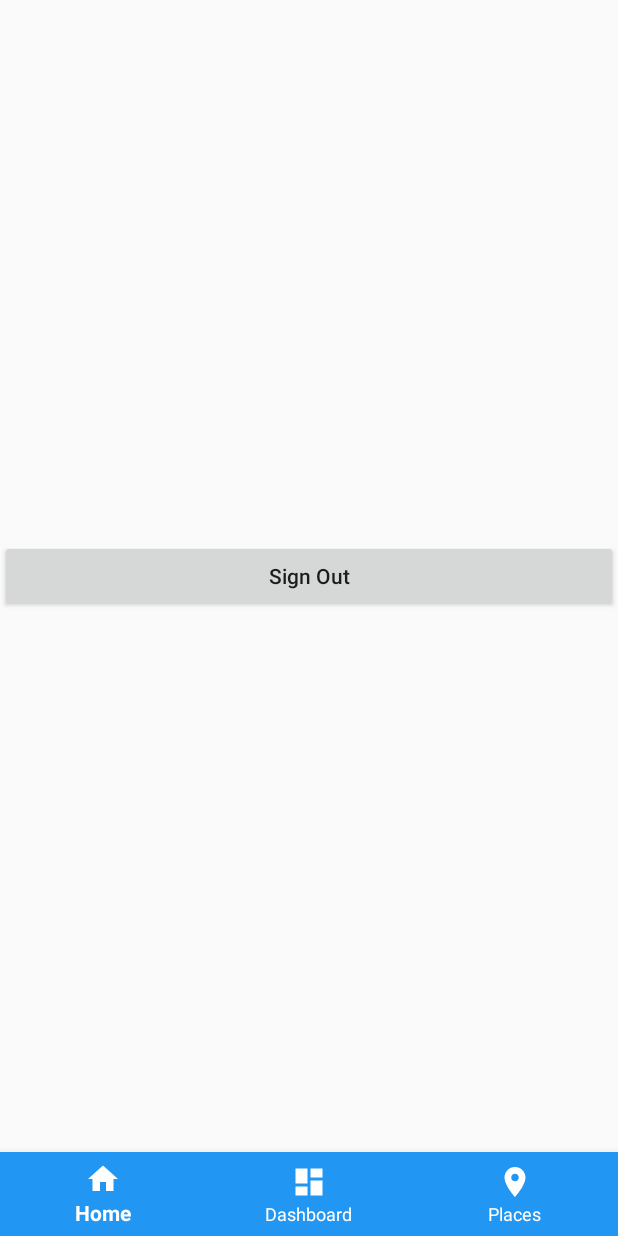
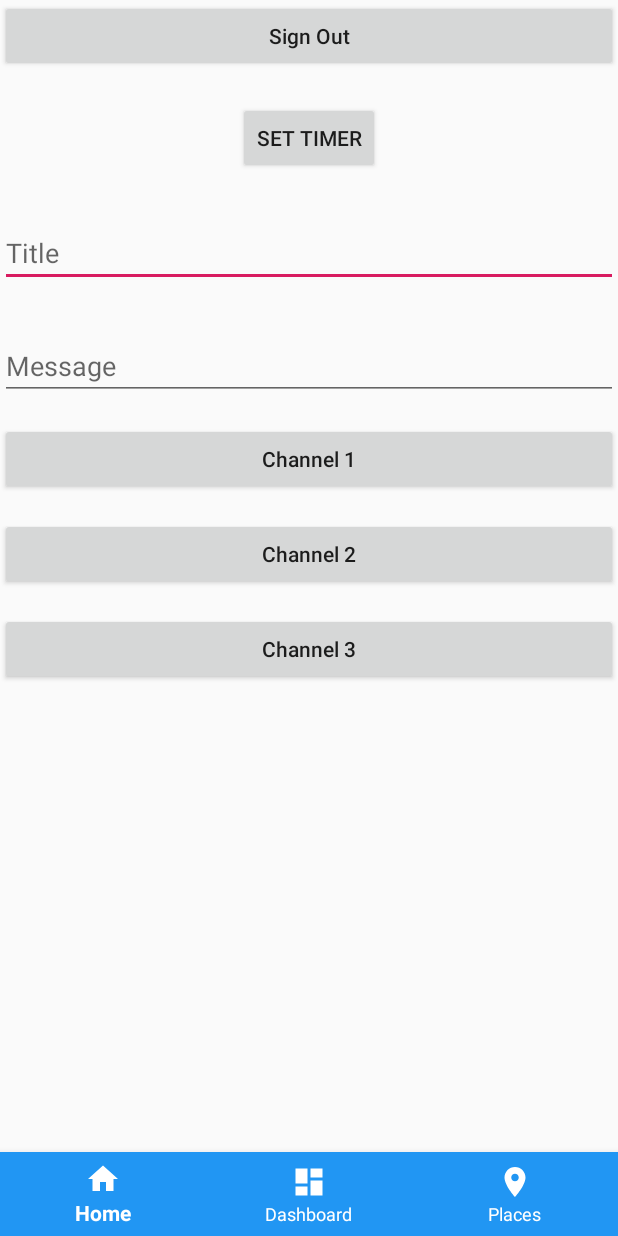
Before and after one commit to AkhilGandhi1999/FinalApp, an Android app: the screen it shows after launch once a user with an empty profile is signed in (navbar), on a phone screen of 412 x 824 dp. Run offline under Robolectric (Android 15) with nearby library versions, the phone set to English and light mode, and no system bars; our stand-ins replace Firebase (no records; nobody signed in at launch, a user with empty details on screens opened directly).

Commit message:
Fragment Fixed

```diff
--- a/app/build.gradle
+++ b/app/build.gradle
@@ -30,7 +30,8 @@ dependencies {
     implementation 'androidx.vectordrawable:vectordrawable:1.1.0'
     implementation 'androidx.navigation:navigation-fragment:2.1.0'
     implementation 'androidx.navigation:navigation-ui:2.1.0'
-    implementation 'com.google.android.gms:play-services-maps:17.0.0'
+    implementation 'com.google.android.gms:play-services-maps:16.1.0'
+    implementation 'com.google.android.gms:play-services-location:17.0.0'
     implementation 'androidx.lifecycle:lifecycle-extensions:2.1.0'
     testImplementation 'junit:junit:4.12'
     androidTestImplementation 'androidx.test:runner:1.2.0'
--- a/app/src/main/java/com/example/finalapp/HomeFragment.java
+++ b/app/src/main/java/com/example/finalapp/HomeFragment.java
@@ -1,37 +1,102 @@
 package com.example.finalapp;
 
+
+import android.app.TimePickerDialog;
 import android.content.Intent;
+import android.graphics.Bitmap;
+import android.graphics.BitmapFactory;
+
 import android.os.Bundle;
 import android.view.LayoutInflater;
 import android.view.View;
 import android.view.ViewGroup;
 import android.widget.Button;
+import android.widget.EditText;
 
+import androidx.core.app.NotificationManagerCompat;
+import androidx.fragment.app.DialogFragment;
 import androidx.fragment.app.Fragment;
+
 
 import com.google.firebase.auth.FirebaseAuth;
 
-public class HomeFragment extends Fragment implements View.OnClickListener {
+
+
+public class HomeFragment extends Fragment   {
 
     private View view;
-    private Button bt1;
+    private Button bt1, bt2;
     private FirebaseAuth mAuth;
+    private EditText et1,et2;
+    TimePickerDialog timePickerDialog;
+    NotificationManagerCompat notificationManagerCompat;
 
     public View onCreateView(LayoutInflater inflater, ViewGroup container, Bundle savedInstanceState) {
 
+
+        final NotificationDemo notificationDemo = new NotificationDemo(getContext());
+
         mAuth = FirebaseAuth.getInstance();
         view = inflater.inflate(R.layout.fragment_home, null);
-        bt1 = view.findViewById(R.id.buttonsign_out);
-        bt1.setOnClickListener(this);
+
+        et1 = view.findViewById(R.id.ed1);
+        et2 = view.findViewById(R.id.ed2);
+
+        view.findViewById(R.id.buttonsign_out).setOnClickListener(new View.OnClickListener() {
+            @Override
+            public void onClick(View view) {
+                FirebaseAuth.getInstance().signOut();
+                Intent main = new Intent(getContext(), MainActivity.class);
+                main.addFlags(Intent.FLAG_ACTIVITY_CLEAR_TASK | Intent.FLAG_ACTIVITY_CLEAR_TOP);
+                startActivity(main);
+            }
+        });
+
+        view.findViewById(R.id.pick_time).setOnClickListener(new View.OnClickListener() {
+            @Override
+            public void onClick(View view) {
+                DialogFragment newFragment = new TimePicker();
+                newFragment.show(getFragmentManager(),"TimePicker");
+            }
+        });
+        view.findViewById(R.id.button1).setOnClickListener(new View.OnClickListener() {
+            @Override
+            public void onClick(View view) {
+
+            }
+        });
+
+        view.findViewById(R.id.button1).setOnClickListener(new View.OnClickListener() {
+            @Override
+            public void onClick(View view) {
+                String title = et1.getText().toString();
+                String mess = et2.getText().toString();
+                notificationDemo.set_channel1(title,mess);
+            }
+        });
+
+        view.findViewById(R.id.button2).setOnClickListener(new View.OnClickListener() {
+            @Override
+            public void onClick(View view) {
+                String title = et1.getText().toString();
+                String mess = et2.getText().toString();
+                notificationDemo.set_channel2(title,mess);
+            }
+        });
+
+        view.findViewById(R.id.button3).setOnClickListener(new View.OnClickListener() {
+            @Override
+            public void onClick(View view) {
+                String title = et1.getText().toString();
+                String mess = et2.getText().toString();
+                Bitmap largeicon =  BitmapFactory.decodeResource(getResources(),R.drawable.bb);
+                notificationDemo.set_channel3(title,mess,largeicon);
+            }
+        });
         return view;
     }
 
-    @Override
-    public void onClick(View view) {
-        FirebaseAuth.getInstance().signOut();
-        Intent main = new Intent(getContext(), MainActivity.class);
-        main.addFlags(Intent.FLAG_ACTIVITY_CLEAR_TASK | Intent.FLAG_ACTIVITY_CLEAR_TOP);
-        startActivity(main);
 
-    }
+
+
 }
--- a/app/src/main/java/com/example/finalapp/MainActivity.java
+++ b/app/src/main/java/com/example/finalapp/MainActivity.java
@@ -10,11 +10,14 @@ import android.widget.EditText;
 import android.widget.Toast;
 
 import androidx.appcompat.app.AppCompatActivity;
+import androidx.fragment.app.DialogFragment;
 
 import com.google.android.gms.tasks.OnCompleteListener;
 import com.google.android.gms.tasks.Task;
 import com.google.firebase.auth.AuthResult;
 import com.google.firebase.auth.FirebaseAuth;
+
+import static android.icu.lang.UCharacter.GraphemeClusterBreak.V;
 
 public class MainActivity extends AppCompatActivity {
     Button bt1;
@@ -29,7 +32,6 @@ public class MainActivity extends AppCompatActivity {
         setContentView((int) R.layout.activity_main);
 
 
-
         initialize();
         mAuth = FirebaseAuth.getInstance();
         if(mAuth.getCurrentUser() != null)
@@ -37,6 +39,16 @@ public class MainActivity extends AppCompatActivity {
             startActivity(new Intent(MainActivity.this,navbar.class));
             finish();
         }
+
+        findViewById(R.id.notify).setOnClickListener(new OnClickListener() {
+            @Override
+            public void onClick(View view) {
+                Intent not = new Intent(MainActivity.this,SignUp.class);
+                startActivity(not);
+               // finish();
+            }
+        });
+
 
         login_bt.setOnClickListener(new OnClickListener() {
             public void onClick(View view) {
--- a/app/src/main/java/com/example/finalapp/SignUp.java
+++ b/app/src/main/java/com/example/finalapp/SignUp.java
@@ -55,7 +55,10 @@ public class SignUp extends AppCompatActivity {
                 public void onComplete(Task<AuthResult> task) {
                     if (task.isSuccessful()) {
                         Toast.makeText(SignUp.this.getApplicationContext(), "Registration successful!", Toast.LENGTH_LONG).show();
-                        startActivity(new Intent(SignUp.this,navbar.class));
+
+                        Intent nav = new Intent(SignUp.this,navbar.class);
+                        nav.addFlags(Intent.FLAG_ACTIVITY_CLEAR_TASK | Intent.FLAG_ACTIVITY_CLEAR_TOP);
+                        startActivity(nav);
                         finish();
 
                     }
--- /dev/null
+++ b/app/src/main/res/drawable/ic_alarm.xml
@@ -0,0 +1,9 @@
+<vector xmlns:android="http://schemas.android.com/apk/res/android"
+        android:width="24dp"
+        android:height="24dp"
+        android:viewportWidth="24.0"
+        android:viewportHeight="24.0">
+    <path
+        android:fillColor="#FF000000"
+        android:pathData="M22,5.72l-4.6,-3.86 -1.29,1.53 4.6,3.86L22,5.72zM7.88,3.39L6.6,1.86 2,5.71l1.29,1.53 4.59,-3.85zM12.5,8L11,8v6l4.75,2.85 0.75,-1.23 -4,-2.37L12.5,8zM12,4c-4.97,0 -9,4.03 -9,9s4.02,9 9,9c4.97,0 9,-4.03 9,-9s-4.03,-9 -9,-9zM12,20c-3.87,0 -7,-3.13 -7,-7s3.13,-7 7,-7 7,3.13 7,7 -3.13,7 -7,7z"/>
+</vector>
--- a/app/src/main/res/layout/fragment_home.xml
+++ b/app/src/main/res/layout/fragment_home.xml
@@ -1,5 +1,5 @@
 <?xml version="1.0" encoding="utf-8"?>
-<RelativeLayout xmlns:android="http://schemas.android.com/apk/res/android"
+<LinearLayout xmlns:android="http://schemas.android.com/apk/res/android"
     android:orientation="vertical" android:layout_width="match_parent"
     android:layout_height="match_parent">
 
@@ -13,4 +13,57 @@
     android:layout_centerInParent="true">
 
 </Button>
-</RelativeLayout>
+    <Button
+        android:layout_width="wrap_content"
+        android:layout_height="wrap_content"
+        android:layout_gravity="center"
+        android:id="@+id/pick_time"
+        android:layout_marginTop="20dp"
+        android:text="Set Timer"
+        ></Button>
+
+    <EditText
+        android:id="@+id/ed1"
+        android:layout_width="match_parent"
+        android:layout_height="wrap_content"
+        android:layout_marginTop="30dp"
+        android:hint="Title">
+
+    </EditText>
+
+    <EditText
+        android:id="@+id/ed2"
+        android:layout_width="match_parent"
+        android:layout_height="wrap_content"
+        android:layout_marginTop="30dp"
+        android:hint="Message">
+
+    </EditText>
+    <Button
+        android:layout_width="match_parent"
+        android:layout_height="wrap_content"
+        android:textAllCaps="false"
+        android:text="Channel 1"
+        android:id="@+id/button1"
+        android:layout_marginTop="15dp"
+        >
+    </Button>
+
+    <Button
+        android:id="@+id/button2"
+        android:layout_width="match_parent"
+        android:layout_height="wrap_content"
+        android:layout_marginTop="15dp"
+        android:text="Channel 2"
+        android:textAllCaps="false"></Button>
+
+
+    <Button
+        android:id="@+id/button3"
+        android:layout_width="match_parent"
+        android:layout_height="wrap_content"
+        android:layout_marginTop="15dp"
+        android:text="Channel 3"
+        android:textAllCaps="false"></Button>
+
+</LinearLayout>
--- a/app/src/main/res/values/strings.xml
+++ b/app/src/main/res/values/strings.xml
@@ -6,4 +6,5 @@
     <string name="title_notifications">Notifications</string>
     <string name="title_activity_maps">Map</string>
     <string name="title_activity_demo">Map</string>
+
 </resources>
```
Also changed, not shown: app/src/main/AndroidManifest.xml (+22 -13 lines), app/src/main/java/com/example/finalapp/App.java (added, +55 -0 lines), app/src/main/java/com/example/finalapp/MapsActivity.java (+21 -15 lines), app/src/main/java/com/example/finalapp/NotificationDemo.java (added, +111 -0 lines), app/src/main/java/com/example/finalapp/NotificationRec.java (added, +16 -0 lines), app/src/main/java/com/example/finalapp/TimePicker.java (added, +34 -0 lines), app/src/main/res/layout/activity_main.xml (+13 -0 lines), app/src/main/res/layout/activity_notification_demo.xml (added, +13 -0 lines).
